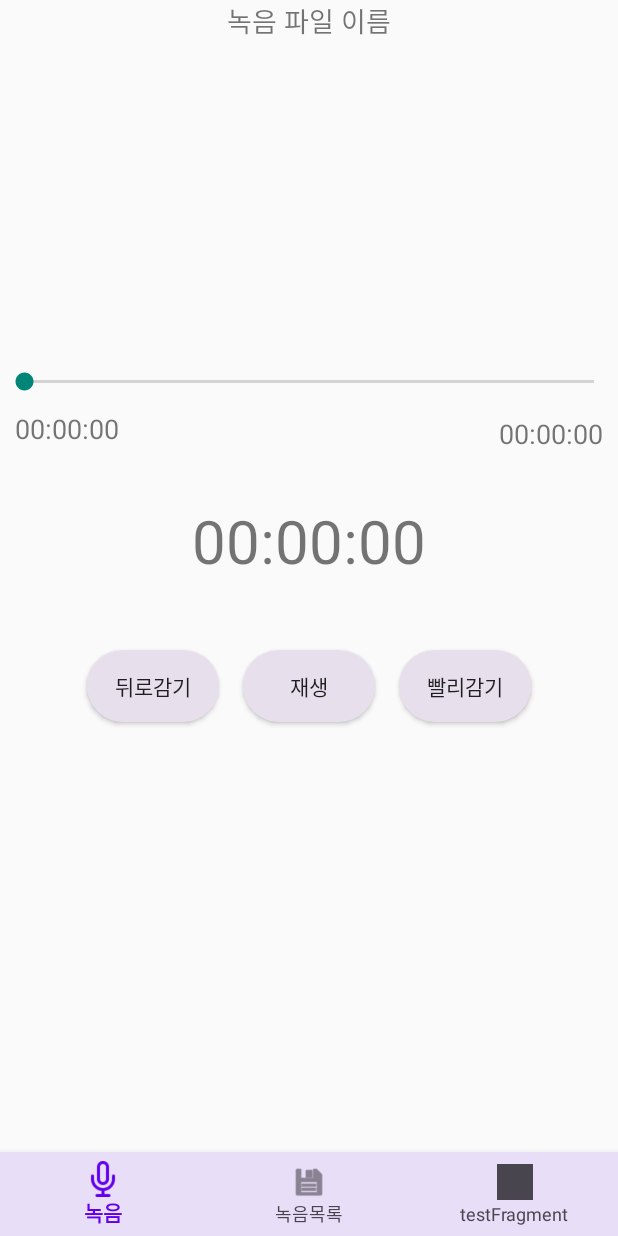
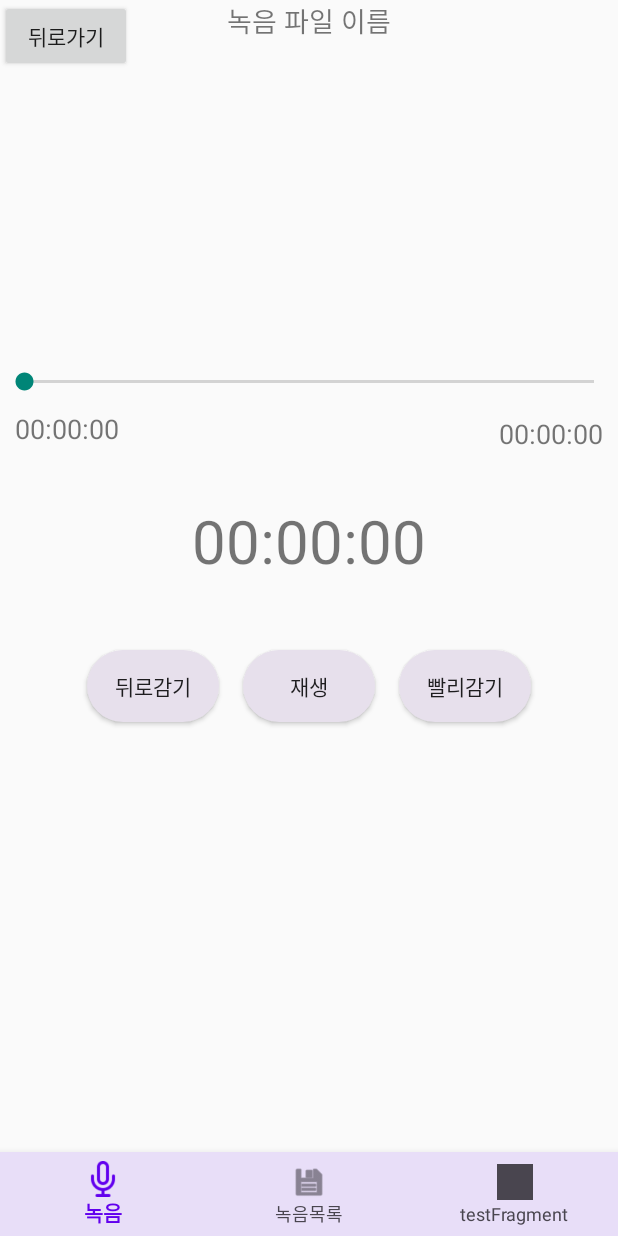
Before and after one commit to LIE-ON/Lieon_application, an Android app: the ResultDetailFragment screen opened through its navigation route, on a phone screen of 412 x 824 dp. Run offline under Robolectric (Android 15) with nearby library versions, the phone set to English and light mode, and no system bars; our stand-ins replace Dagger/Hilt's generated code, navigation-ui; 2 statements that could not run were skipped.

Commit message:
feat(result-name): add backward button in ResultDetailFragment
issue #10

```diff
--- a/app/src/main/java/com/example/lieon/result/view/detail/ResultDetailFragment.kt
+++ b/app/src/main/java/com/example/lieon/result/view/detail/ResultDetailFragment.kt
@@ -10,6 +10,7 @@ import android.view.ViewGroup
 import android.widget.SeekBar
 import android.widget.Toast
 import androidx.fragment.app.viewModels
+import androidx.navigation.fragment.findNavController
 import com.example.lieon.databinding.FragmentResultDetailBinding
 import dagger.hilt.android.AndroidEntryPoint
 import kotlinx.coroutines.CoroutineScope
@@ -62,6 +63,10 @@ class ResultDetailFragment : Fragment() {
                     }
                 }
             }
+        }
+
+        binding.resultDetailBackwardButton.setOnClickListener {
+            findNavController().navigateUp()
         }
 
         binding.playButton.setOnClickListener {
--- a/app/src/main/res/layout/fragment_result_detail.xml
+++ b/app/src/main/res/layout/fragment_result_detail.xml
@@ -6,6 +6,12 @@
     tools:context=".result.view.detail.ResultDetailFragment"
     android:id="@+id/layout_result_detail_fragment">
 
+    <Button
+        android:id="@+id/result_detail_backward_button"
+        android:layout_width="wrap_content"
+        android:layout_height="wrap_content"
+        android:text="뒤로가기"
+        />
 
     <TextView
         android:id="@+id/recordName"
```
